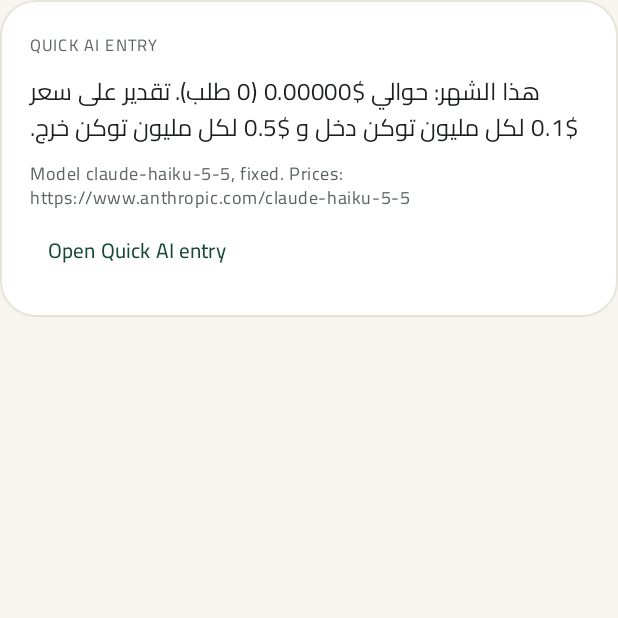
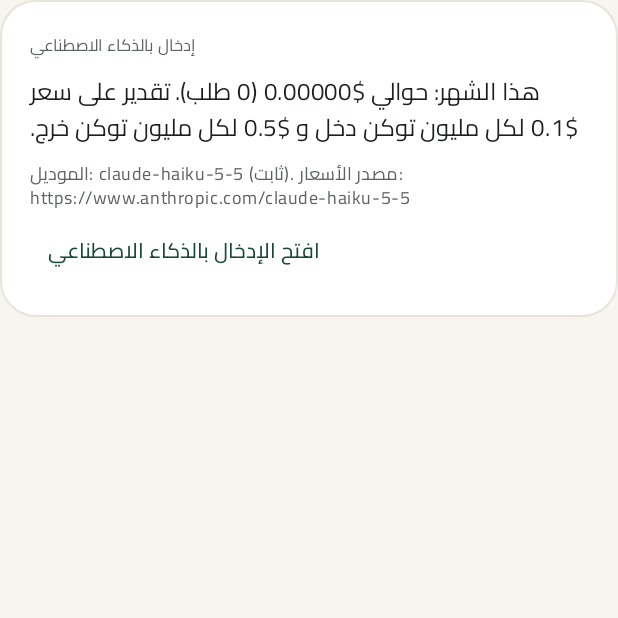
Before and after one commit to architectahmedgaber-sys/Pocketta, an Android app built with Jetpack Compose: the composable QuickAiCard shown on its own in the app's theme, on a phone screen of 412 x 824 dp, the top half of it. Run offline under Robolectric (Android 15) with nearby library versions, the phone set to English and light mode, and no system bars.

Commit message:
Quick AI: Arabic texts in More and Settings cards
Co-Authored-By: Claude Sonnet 5.5 <noreply@anthropic.com>
Claude-Session: https://claude.ai/code/session_01SptQBeEoird1na3PFG585G

```diff
--- a/app/src/main/java/app/pocketta/ui/MoreScreens.kt
+++ b/app/src/main/java/app/pocketta/ui/MoreScreens.kt
@@ -59,7 +59,7 @@ fun MoreScreen(repo: Repo, nav: Nav, prefs: Prefs, modifier: Modifier) {
                 scope.launch { repo.set("theme", v) }
             })
         }
-        MoreCard("✨", "Quick AI entry", "Write a sentence in Egyptian Arabic, check it, save it with one tap") { nav.open(Route.QuickAi) }
+        MoreCard("✨", "إدخال بالذكاء الاصطناعي", "اكتب جملة بالعامية، راجعها، وسجّلها بضغطة") { nav.open(Route.QuickAi) }
         MoreCard("📅", "Month plan", "Every month like your spreadsheet: income, installments, living, what is left") { nav.open(Route.MonthPlan) }
         MoreCard("🐷", "Piggy bank", "Everything you saved, month by month") { nav.open(Route.Piggy) }
         MoreCard("🎯", "Goals", "Umra, a car, a laptop, each with its own date") { nav.open(Route.Goals) }
--- a/app/src/main/java/app/pocketta/ui/SettingsScreen.kt
+++ b/app/src/main/java/app/pocketta/ui/SettingsScreen.kt
@@ -360,11 +360,11 @@ private fun QuickAiCard(nav: Nav) {
     val ctx = androidx.compose.ui.platform.LocalContext.current
     val store = androidx.compose.runtime.remember { app.pocketta.ai.QuickAiStore(ctx) }
     SectionCard {
-        Label("Quick AI entry")
+        Label("إدخال بالذكاء الاصطناعي")
         Gap(6)
         Text(quickAiCostLine(store))
         Gap(4)
-        Text("Model " + app.pocketta.core.QuickAi.MODEL + ", fixed. Prices: " + app.pocketta.core.QuickAi.PRICE_SOURCE, style = MaterialTheme.typography.bodySmall, color = MaterialTheme.colorScheme.onSurfaceVariant)
-        TextButton(onClick = { nav.open(Route.QuickAi) }) { Text("Open Quick AI entry") }
+        Text("الموديل: " + app.pocketta.core.QuickAi.MODEL + " (ثابت). مصدر الأسعار: " + app.pocketta.core.QuickAi.PRICE_SOURCE, style = MaterialTheme.typography.bodySmall, color = MaterialTheme.colorScheme.onSurfaceVariant)
+        TextButton(onClick = { nav.open(Route.QuickAi) }) { Text("افتح الإدخال بالذكاء الاصطناعي") }
     }
 }
```
